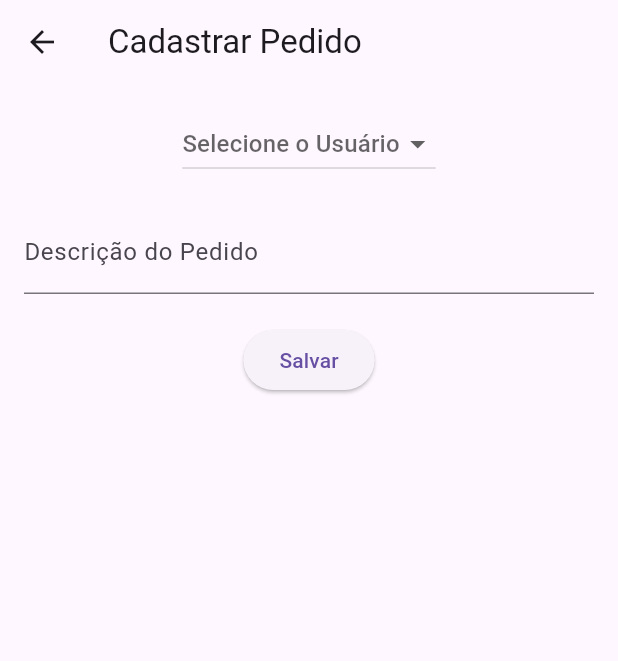
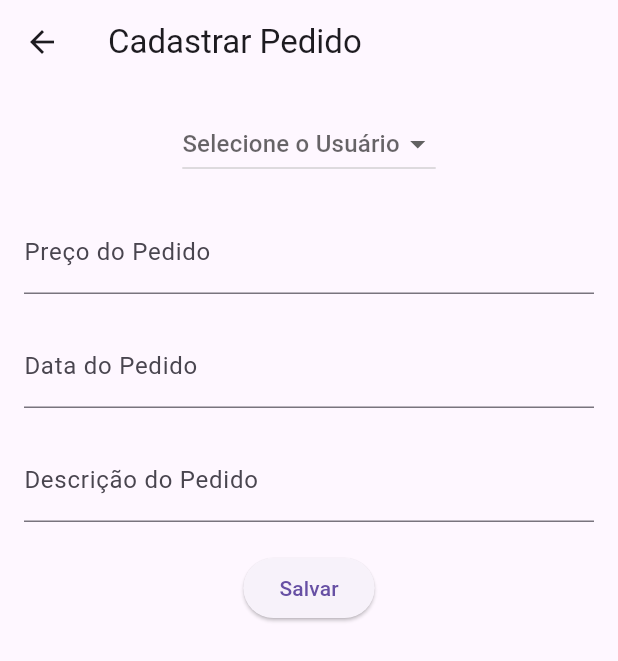
Before and after one commit to renanjava/flutter-restaurante, a Flutter app: the PedidoScreen screen opened directly, after a tap on the "add" icon, on a phone screen of 412 x 824 dp. Shown: the top 661 px of the screen. Run offline on Flutter 3.47's test engine with Material 3 defaults, Android fonts, the phone set to English and light mode, and no system bars; accounts and stored records are empty.

Commit message:
add: novos campos no cadastro de pedido

```diff
--- a/lib/screens/cadastrar-pedido-screen.dart
+++ b/lib/screens/cadastrar-pedido-screen.dart
@@ -12,7 +12,10 @@ class CadastrarPedidoScreen extends StatefulWidget {
 }
 
 class _CadastrarPedidoScreenState extends State<CadastrarPedidoScreen> {
-  final TextEditingController _controller = TextEditingController();
+  TextEditingController _precoController = TextEditingController();
+  TextEditingController _dataController = TextEditingController();
+  TextEditingController _descricaoController = TextEditingController();
+
   Usuario? _selectedUsuario;
 
   @override
@@ -42,7 +45,17 @@ class _CadastrarPedidoScreenState extends State<CadastrarPedidoScreen> {
             ),
             SizedBox(height: 20),
             TextFormField(
-              controller: _controller,
+              controller: _precoController,
+              decoration: InputDecoration(labelText: "Preço do Pedido"),
+            ),
+            SizedBox(height: 20),
+            TextFormField(
+              controller: _dataController,
+              decoration: InputDecoration(labelText: "Data do Pedido"),
+            ),
+            SizedBox(height: 20),
+            TextFormField(
+              controller: _descricaoController,
               decoration: InputDecoration(labelText: "Descrição do Pedido"),
             ),
             SizedBox(height: 20),
@@ -54,7 +67,11 @@ class _CadastrarPedidoScreenState extends State<CadastrarPedidoScreen> {
                   ));
                 } else {
                   final pedido = Pedido(
-                      descricao: _controller.text, usuario: _selectedUsuario);
+                    usuario: _selectedUsuario,
+                    preco: _precoController.text,
+                    data: _dataController.text,
+                    descricao: _descricaoController.text,
+                  );
                   _selectedUsuario?.pedidos.add(pedido);
                   Navigator.pop(context, pedido);
                 }
--- a/lib/screens/pedido-screen.dart
+++ b/lib/screens/pedido-screen.dart
@@ -3,10 +3,17 @@ import 'package:app/screens/usuario-screen.dart';
 import 'package:flutter/material.dart';
 
 class Pedido {
+  final Usuario? usuario;
+  final String preco;
+  final String data;
   final String descricao;
-  final Usuario? usuario;
 
-  Pedido({required this.descricao, required this.usuario});
+  Pedido({
+    required this.usuario,
+    required this.preco,
+    required this.data,
+    required this.descricao,
+  });
 }
 
 class PedidoScreen extends StatefulWidget {
@@ -33,7 +40,9 @@ class _PedidoScreenState extends State<PedidoScreen> {
         itemBuilder: (context, index) {
           return ListTile(
             title: Text(pedidos[index].descricao),
-            subtitle: Text("Usuário: ${pedidos[index].usuario?.nome}"),
+            subtitle: Text("Usuário: ${pedidos[index].usuario?.nome}\n" +
+                "Preço: ${pedidos[index].preco}\n" +
+                "Data: ${pedidos[index].data}\n"),
           );
         },
       ),
```
